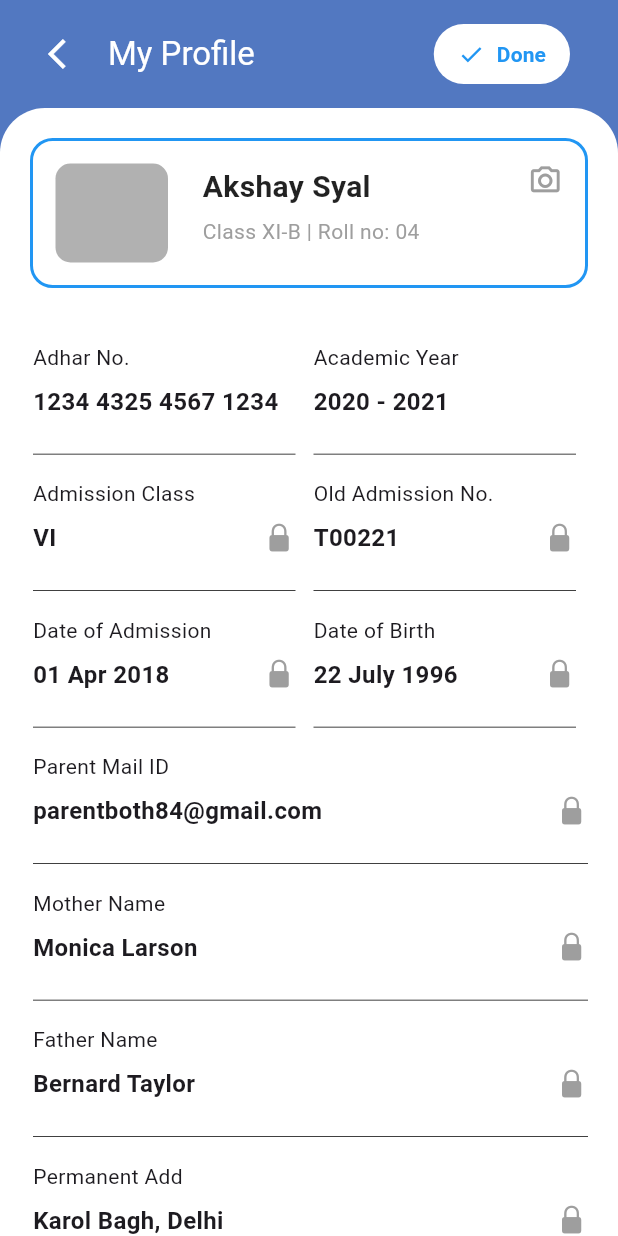
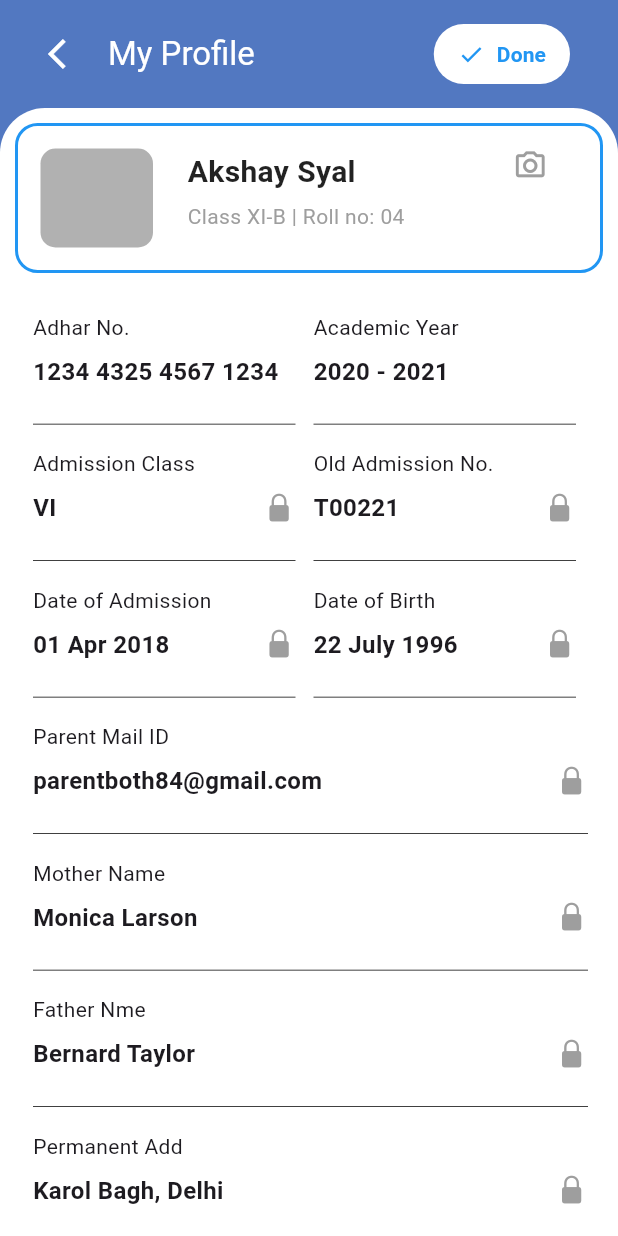
Before and after one commit to georgecabaccang/iskulapp-flutter, a Flutter app: the ProfilePage screen opened directly, on a phone screen of 412 x 824 dp. Run offline on Flutter 3.47's test engine with Material 3 defaults, Android fonts, the phone set to English and light mode, and no system bars; our stand-ins replace table_calendar.

Commit message:
used ListView.builder for profileForm Widget

```diff
--- a/lib/pages/profile_page.dart
+++ b/lib/pages/profile_page.dart
@@ -22,27 +22,27 @@ class ProfilePage extends StatelessWidget {
 
   @override
   Widget build(BuildContext context) {
+        final double screenHeight = MediaQuery.of(context).size.height;
+
     return Scaffold(
       backgroundColor: const Color(0xFF5278C1),
       appBar: PreferredSize(
-          preferredSize: const Size.fromHeight(
-              kToolbarHeight + 16.0), // Adjust height for padding
+        preferredSize: const Size.fromHeight(kToolbarHeight + 16.0),
         child: Padding(
-            padding: const EdgeInsets.symmetric(
-                horizontal: 16.0, vertical: 8.0), // Padding values
+          padding: const EdgeInsets.symmetric(horizontal: 16.0, vertical: 8.0),
           child: AppBar(
             backgroundColor: const Color(0xFF5278C1),
             title: const Text(
               "My Profile",
               style: TextStyle(
-                  color: Colors.white, // Text color
+                color: Colors.white,
               ),
             ),
             titleSpacing: 0.0,
             leading: IconButton(
               icon: const Icon(
                 Icons.arrow_back_ios,
-                  color: Colors.white, // Icon color
+                color: Colors.white,
               ),
               onPressed: () {
                 Navigator.pop(context);
@@ -57,23 +57,22 @@ class ProfilePage extends StatelessWidget {
                   },
                   icon: const Icon(
                     Icons.check,
-                      color: Colors.blue, // Icon color
+                    color: Colors.blue,
                   ),
                   label: const Text(
                     'Done',
                     style: TextStyle(
                       color: Colors.blue,
-                        fontWeight: FontWeight.bold, // Text color
+                      fontWeight: FontWeight.bold,
                     ),
                   ),
                   style: TextButton.styleFrom(
-                      backgroundColor: Colors.white, // Button background color
+                    backgroundColor: Colors.white,
                     shape: RoundedRectangleBorder(
-                        borderRadius:
-                            BorderRadius.circular(20.0), // Rounded corners
+                      borderRadius: BorderRadius.circular(20.0),
                     ),
                     padding: const EdgeInsets.symmetric(
-                          horizontal: 16.0, vertical: 8.0), // Button padding
+                        horizontal: 16.0, vertical: 8.0),
                   ),
                 ),
               ),
@@ -83,6 +82,9 @@ class ProfilePage extends StatelessWidget {
       ),
       body: SingleChildScrollView(
         child: Container(
+          constraints: BoxConstraints(
+            minHeight: screenHeight, // Use screen height as minimum height
+          ),
           decoration: const BoxDecoration(
             color: Colors.white,
             borderRadius: BorderRadius.only(
@@ -95,11 +97,12 @@ class ProfilePage extends StatelessWidget {
             mainAxisAlignment: MainAxisAlignment.start,
             children: [
               profileCard(),
-                profileForm(),
+              profileForm(), // Call the refactored profileForm
             ],
           ),
         ),
-        ));
+      ),
+    );
   }
 
   Widget profileCard() {
@@ -108,13 +111,12 @@ class ProfilePage extends StatelessWidget {
         Expanded(
           child: Padding(
             padding: const EdgeInsets.all(10.0),
-          child: Padding(
-            padding: const EdgeInsets.all(10.0),
             child: Container(
               height: 100.0,
               decoration: BoxDecoration(
                 borderRadius: const BorderRadius.all(Radius.circular(15)),
-                  border: Border.all(color: Colors.blue, width: 2.0)),
+                border: Border.all(color: Colors.blue, width: 2.0),
+              ),
               child: Row(
                 mainAxisAlignment: MainAxisAlignment.start,
                 crossAxisAlignment: CrossAxisAlignment.start,
@@ -149,7 +151,8 @@ class ProfilePage extends StatelessWidget {
                                     style: TextStyle(
                                       color: Colors.black87,
                                       fontWeight: FontWeight.bold,
-                                          fontSize: 20),
+                                      fontSize: 20,
+                                    ),
                                   ),
                                 ),
                               ),
@@ -171,49 +174,59 @@ class ProfilePage extends StatelessWidget {
                                 ),
                               ),
                             ),
-                            )
-                          ],
-                        )),
                           ),
                         ],
                       ),
                     ),
                   ),
-        ))
+                ],
+              ),
+            ),
+          ),
+        ),
       ],
     );
   }
 
   Widget profileForm() {
+    // Define the list of FormTextData items
+    final List<List<FormTextData>> formTextDataList = [
+      [
+        FormTextData('Adhar No.', '1234 4325 4567 1234'),
+        FormTextData('Academic Year', '2020 - 2021'),
+      ],
+      [
+        FormTextData('Admission Class', 'VI', CupertinoIcons.lock_fill),
+        FormTextData('Old Admission No.', 'T00221', CupertinoIcons.lock_fill),
+      ],
+      [
+        FormTextData('Date of Admission', '01 Apr 2018', CupertinoIcons.lock_fill),
+        FormTextData('Date of Birth', '22 July 1996', CupertinoIcons.lock_fill),
+      ],
+      [
+        FormTextData('Parent Mail ID', 'parentboth84@gmail.com', CupertinoIcons.lock_fill, 370),
+      ],
+      [
+        FormTextData('Mother Name', 'Monica Larson', CupertinoIcons.lock_fill, 370),
+      ],
+      [
+        FormTextData('Father Nme', 'Bernard Taylor', CupertinoIcons.lock_fill, 370),
+      ],
+      [
+        FormTextData('Permanent Add', 'Karol Bagh, Delhi', CupertinoIcons.lock_fill, 370),
+      ],
+    ];
+
     return SizedBox(
      width: double.infinity,
-    child: Column(
-      children: [
-        buildFormRow([
-          FormTextData('Adhar No.', '1234 4325 4567 1234'),
-          FormTextData('Academic Year', '2020 - 2021'),
-        ]),
-        buildFormRow([
-          FormTextData('Admission Class', 'VI', CupertinoIcons.lock_fill),
-          FormTextData('Old Admission No.', 'T00221', CupertinoIcons.lock_fill),
-        ]),
-        buildFormRow([
-          FormTextData('Date of Admission', '01 Apr 2018', CupertinoIcons.lock_fill),
-          FormTextData('Date of Birth', '22 July 1996', CupertinoIcons.lock_fill),
-        ]),
-        buildFormRow([
-          FormTextData('Parent Mail ID', 'parentboth84@gmail.com', CupertinoIcons.lock_fill, 370),
-        ]),
-          buildFormRow([
-          FormTextData('Mother Name', 'Monica Larson', CupertinoIcons.lock_fill, 370),
-        ]),
-          buildFormRow([
-          FormTextData('Father Name', 'Bernard Taylor', CupertinoIcons.lock_fill, 370),
-        ]),
-          buildFormRow([
-          FormTextData('Permanent Add', 'Karol Bagh, Delhi', CupertinoIcons.lock_fill, 370),
-        ]),
-      ],
+    height: 650,
+      child: ListView.builder(
+        physics: const NeverScrollableScrollPhysics(),
+        shrinkWrap: true,
+        itemCount: formTextDataList.length,
+        itemBuilder: (context, index) {
+          return buildFormRow(formTextDataList[index]);
+        },
       ),
     );
   }
@@ -238,5 +251,4 @@ Widget buildFormRow(List<FormTextData> data) {
       ),
     );
   }
-
 }
```
Lines whose indentation alone changed are shown as unchanged.
